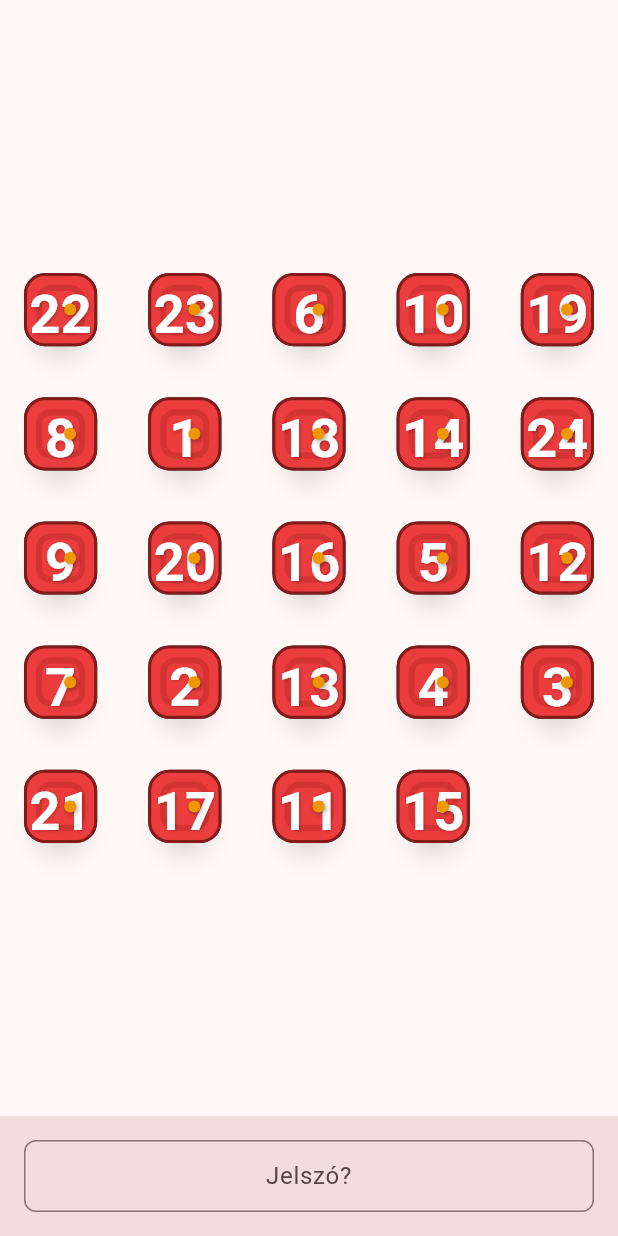
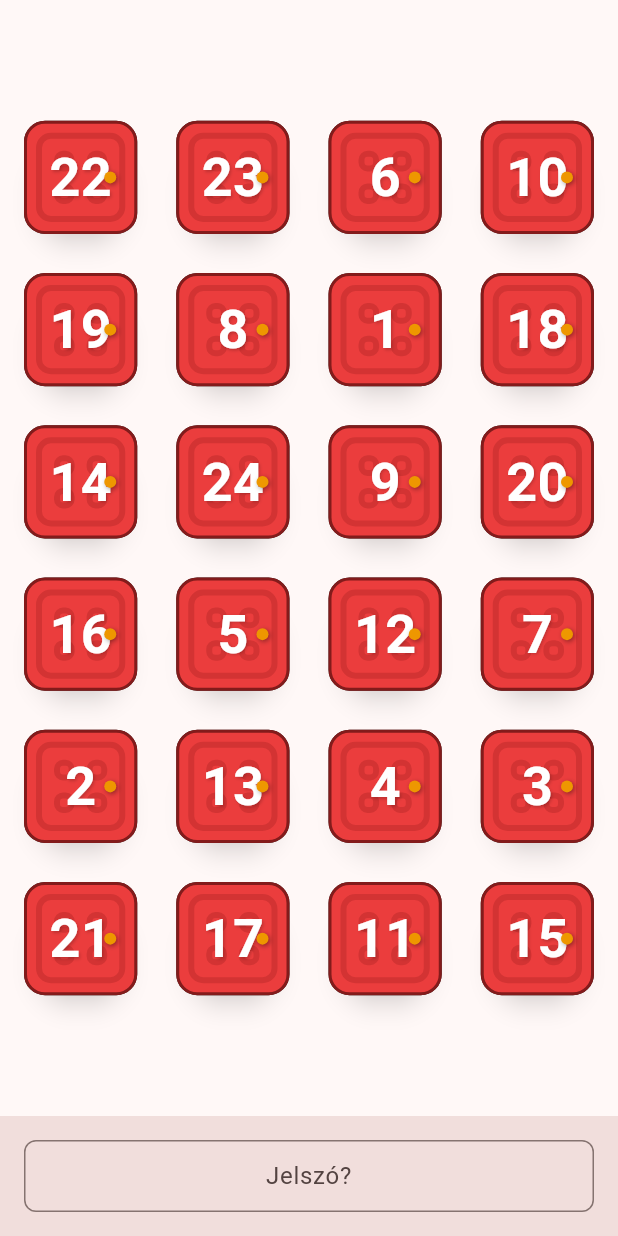
Before and after one commit to marosicsaba91/Advent2025, a Flutter app: the screen it shows after launch, on a phone screen of 412 x 824 dp. Run offline on Flutter 3.47's test engine with Material 3 defaults, Android fonts, the light colour scheme and no system bars; our stand-ins replace shared_preferences.

Commit message:
Web update

```diff
--- a/lib/main.dart
+++ b/lib/main.dart
@@ -239,14 +239,14 @@ class _AdventCalendarPageState extends State<AdventCalendarPage> {
           Expanded(
             child: Center(
               child: ConstrainedBox(
-                constraints: const BoxConstraints(maxWidth: 900),
+                constraints: const BoxConstraints(maxWidth: 660),
                 child: GridView.builder(
                   padding: const EdgeInsets.all(16),
                   shrinkWrap: true,
                   gridDelegate: const SliverGridDelegateWithFixedCrossAxisCount(
-                    crossAxisCount: 5,
-                    crossAxisSpacing: 34,
-                    mainAxisSpacing: 34,
+                    crossAxisCount: 4,
+                    crossAxisSpacing: 26,
+                    mainAxisSpacing: 26,
                     childAspectRatio: 1,
                   ),
                   itemCount: 24,
```
Also changed, not shown: 1 other file.
